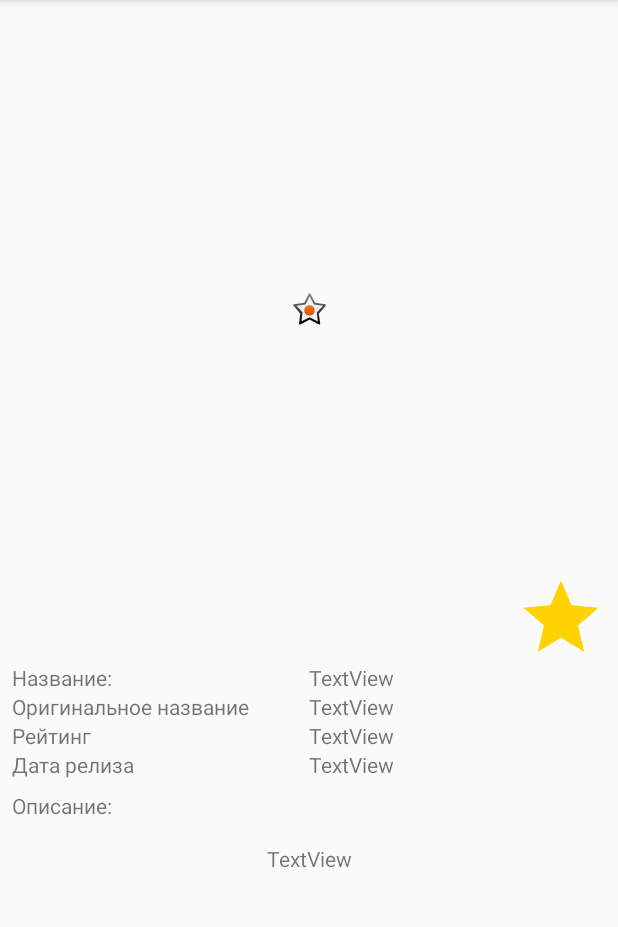
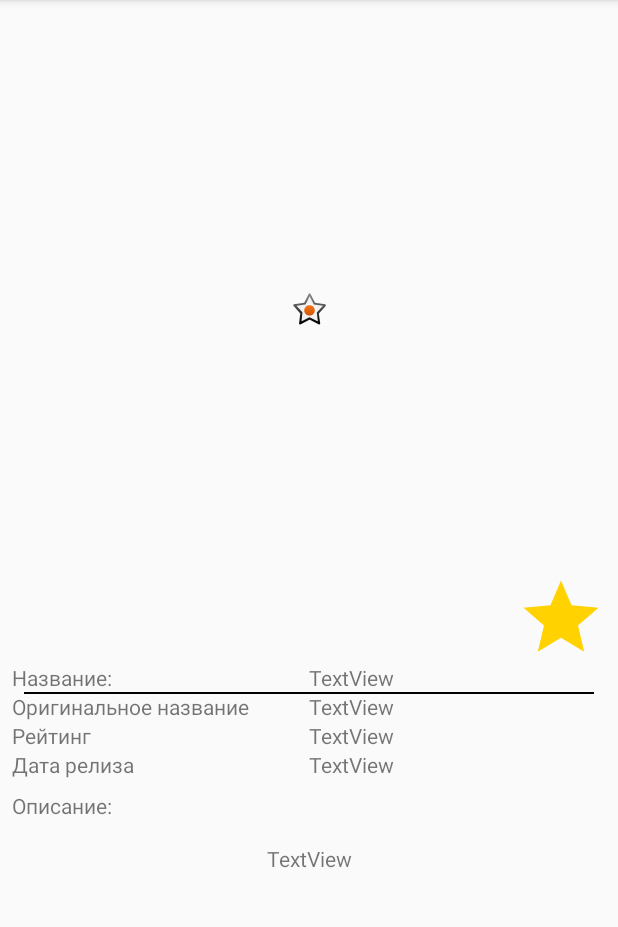
Before and after one commit to 2wiktor2/UdemyMyMovies2, an Android app: the ActivityDetail screen opened directly, with no data from a screen before it, on a phone screen of 412 x 824 dp, the part 84-1011 px from its top. Run offline under Robolectric (Android 15) with nearby library versions, the phone set to English and light mode, and no system bars; our stand-ins replace Picasso, Room's generated code; pictures from the network do not load; 1 statement that could not run was skipped.

```diff
--- a/app/src/main/java/com/wiktor/mymovies2/ActivityDetail.java
+++ b/app/src/main/java/com/wiktor/mymovies2/ActivityDetail.java
@@ -8,6 +8,7 @@ import android.view.MenuInflater;
 import android.view.MenuItem;
 import android.view.View;
 import android.widget.ImageView;
+import android.widget.ScrollView;
 import android.widget.TextView;
 import android.widget.Toast;
 
@@ -42,6 +43,8 @@ public class ActivityDetail extends AppCompatActivity {
     private TextView textViewReleaseDate;
     private TextView textViewOverview;
 
+    private ScrollView scrollViewInfo;
+
     private int id;
     private MainViewModel viewModel;
     private Movie movie;
@@ -52,6 +55,7 @@ public class ActivityDetail extends AppCompatActivity {
 
     private ReviewAdapter reviewAdapter;
     private TrailerAdapter trailerAdapter;
+
 
     @Override
     public boolean onCreateOptionsMenu(Menu menu) {
@@ -81,6 +85,8 @@ public class ActivityDetail extends AppCompatActivity {
     protected void onCreate(Bundle savedInstanceState) {
         super.onCreate(savedInstanceState);
         setContentView(R.layout.activity_detail);
+
+        scrollViewInfo = findViewById(R.id.scrollViewInfo);
 
         imageViewAddToFavourite = findViewById(R.id.imageViewAddToFavorite);
         imageViewBigPoster = findViewById(R.id.imageViewBigPoster);
@@ -140,6 +146,8 @@ public class ActivityDetail extends AppCompatActivity {
 
             trailerAdapter.setTrailers(trailers);
             reviewAdapter.setReviews(reviews);
+
+            scrollViewInfo.smoothScrollTo(0, 0);
         }
 
     }
--- a/app/src/main/java/com/wiktor/mymovies2/MainActivity.java
+++ b/app/src/main/java/com/wiktor/mymovies2/MainActivity.java
@@ -2,6 +2,7 @@ package com.wiktor.mymovies2;
 
 import android.content.Intent;
 import android.os.Bundle;
+import android.util.DisplayMetrics;
 import android.view.Menu;
 import android.view.MenuInflater;
 import android.view.MenuItem;
@@ -78,6 +79,15 @@ public class MainActivity extends AppCompatActivity implements LoaderManager.Loa
         return super.onOptionsItemSelected(item);
     }
 
+
+    //метод который расчитывает колличество колонок с фильмами в зависимости от ширины экрана
+    private int getColumnCount() {
+        DisplayMetrics displayMetrics = new DisplayMetrics();
+        getWindowManager().getDefaultDisplay().getMetrics(displayMetrics);
+        int width = (int) (displayMetrics.widthPixels / displayMetrics.density);
+        return Math.max(width / 185, 2);
+    }
+
     @Override
     protected void onCreate(Bundle savedInstanceState) {
         super.onCreate(savedInstanceState);
@@ -93,7 +103,7 @@ public class MainActivity extends AppCompatActivity implements LoaderManager.Loa
         textViewTopPopularity = findViewById(R.id.textViewPopularity);
 
         recyclerViewPosters = findViewById(R.id.recyclerViewPosters);
-        recyclerViewPosters.setLayoutManager(new GridLayoutManager(this, 2));
+        recyclerViewPosters.setLayoutManager(new GridLayoutManager(this, getColumnCount()));
         movieAdapter = new MovieAdapter();
         //Устанавливаем адаптер у RecyclerView
         recyclerViewPosters.setAdapter(movieAdapter);
--- /dev/null
+++ b/app/src/main/res/layout-land/activity_detail.xml
@@ -0,0 +1,52 @@
+<?xml version="1.0" encoding="utf-8"?>
+<androidx.constraintlayout.widget.ConstraintLayout xmlns:android="http://schemas.android.com/apk/res/android"
+    xmlns:app="http://schemas.android.com/apk/res-auto"
+    xmlns:tools="http://schemas.android.com/tools"
+    android:layout_width="match_parent"
+    android:layout_height="match_parent"
+    tools:context=".ActivityDetail">
+
+    <ImageView
+        android:id="@+id/imageViewBigPoster"
+        android:layout_width="wrap_content"
+        android:layout_height="0dp"
+        android:adjustViewBounds="true"
+        android:scaleType="centerInside"
+        app:layout_constraintBottom_toBottomOf="parent"
+        app:layout_constraintStart_toStartOf="parent"
+        app:layout_constraintTop_toTopOf="parent"
+        app:srcCompat="@android:drawable/star_on" />
+
+    <ImageView
+        android:id="@+id/imageViewAddToFavorite"
+        android:layout_width="@dimen/sizeOfStar"
+        android:layout_height="@dimen/sizeOfStar"
+        android:layout_margin="8dp"
+        android:layout_marginTop="16dp"
+        android:layout_marginEnd="16dp"
+        android:onClick="onClickChangeFavorite"
+        app:layout_constraintTop_toTopOf="parent"
+        app:layout_constraintEnd_toEndOf="@+id/imageViewBigPoster"
+        app:srcCompat="@drawable/ic_yellow_star_black_24dp" />
+
+    <ScrollView
+        android:id="@+id/scrollViewInfo"
+        android:layout_width="0dp"
+        android:layout_height="0dp"
+        app:layout_constraintBottom_toBottomOf="parent"
+        app:layout_constraintEnd_toEndOf="parent"
+        app:layout_constraintStart_toEndOf="@id/imageViewBigPoster"
+        app:layout_constraintTop_toTopOf="parent">
+
+        <include
+            android:id="@+id/movieInfo"
+            layout="@layout/movie_info"
+            android:layout_width="match_parent"
+            android:layout_height="wrap_content"
+            app:layout_constraintEnd_toEndOf="parent"
+            app:layout_constraintStart_toStartOf="parent"
+            app:layout_constraintTop_toBottomOf="@id/imageViewAddToFavorite" />
+
+    </ScrollView>
+
+</androidx.constraintlayout.widget.ConstraintLayout>
--- a/app/src/main/res/layout/activity_detail.xml
+++ b/app/src/main/res/layout/activity_detail.xml
@@ -3,6 +3,7 @@
 <ScrollView xmlns:android="http://schemas.android.com/apk/res/android"
     xmlns:app="http://schemas.android.com/apk/res-auto"
     xmlns:tools="http://schemas.android.com/tools"
+    android:id="@+id/scrollViewInfo"
     android:layout_width="match_parent"
     android:layout_height="match_parent"
     tools:context=".ActivityDetail">
@@ -22,105 +23,6 @@
             app:layout_constraintTop_toTopOf="parent"
             app:srcCompat="@android:drawable/star_on" />
 
-        <TextView
-            android:id="@+id/textViewOriginalTitle"
-            android:layout_width="0dp"
-            android:layout_height="wrap_content"
-            android:text="TextView"
-            app:layout_constraintEnd_toEndOf="parent"
-            app:layout_constraintStart_toStartOf="@+id/guidelineCenter"
-            app:layout_constraintTop_toBottomOf="@+id/textViewTitle" />
-
-
-        <TextView
-            android:id="@+id/textViewLabelTitle"
-            android:layout_width="wrap_content"
-            android:layout_height="wrap_content"
-            android:layout_marginStart="8dp"
-            android:text="Название:"
-            app:layout_constraintStart_toStartOf="parent"
-            app:layout_constraintTop_toBottomOf="@+id/imageViewAddToFavorite" />
-
-        <androidx.constraintlayout.widget.Guideline
-            android:id="@+id/guidelineCenter"
-            android:layout_width="wrap_content"
-            android:layout_height="wrap_content"
-            android:orientation="vertical"
-            app:layout_constraintGuide_percent="0.5" />
-
-        <TextView
-            android:id="@+id/textViewTitle"
-            android:layout_width="0dp"
-            android:layout_height="wrap_content"
-            android:text="TextView"
-            app:layout_constraintEnd_toEndOf="parent"
-            app:layout_constraintStart_toStartOf="@+id/guidelineCenter"
-            app:layout_constraintTop_toBottomOf="@+id/imageViewAddToFavorite" />
-
-        <TextView
-            android:id="@+id/textViewLabelOriginalTitle"
-            android:layout_width="wrap_content"
-            android:layout_height="wrap_content"
-            android:layout_marginStart="8dp"
-            android:text="Оригинальное название"
-            app:layout_constraintStart_toStartOf="parent"
-            app:layout_constraintTop_toBottomOf="@+id/textViewTitle" />
-
-        <TextView
-            android:id="@+id/textViewLabelRating"
-            android:layout_width="wrap_content"
-            android:layout_height="wrap_content"
-            android:layout_marginStart="8dp"
-            android:text="Рейтинг"
-            app:layout_constraintStart_toStartOf="parent"
-            app:layout_constraintTop_toBottomOf="@+id/textViewOriginalTitle" />
-
-        <TextView
-            android:id="@+id/textViewRating"
-            android:layout_width="0dp"
-            android:layout_height="wrap_content"
-            android:text="TextView"
-            app:layout_constraintEnd_toEndOf="parent"
-            app:layout_constraintStart_toStartOf="@+id/guidelineCenter"
-            app:layout_constraintTop_toBottomOf="@+id/textViewOriginalTitle" />
-
-        <TextView
-            android:id="@+id/textViewLabelReleaseDate"
-            android:layout_width="wrap_content"
-            android:layout_height="wrap_content"
-            android:layout_marginStart="8dp"
-            android:text="Дата релиза"
-            app:layout_constraintStart_toStartOf="parent"
-            app:layout_constraintTop_toBottomOf="@+id/textViewRating" />
-
-        <TextView
-            android:id="@+id/textViewReleaseDate"
-            android:layout_width="0dp"
-            android:layout_height="wrap_content"
-            android:text="TextView"
-            app:layout_constraintEnd_toEndOf="parent"
-            app:layout_constraintStart_toStartOf="@+id/guidelineCenter"
-            app:layout_constraintTop_toBottomOf="@+id/textViewRating" />
-
-        <TextView
-            android:layout_marginStart="8dp"
-            android:id="@+id/textViewLabelDescription"
-            android:layout_width="wrap_content"
-            android:layout_height="wrap_content"
-            android:layout_marginTop="8dp"
-            android:text="Описание:"
-            app:layout_constraintStart_toStartOf="parent"
-            app:layout_constraintTop_toBottomOf="@+id/textViewReleaseDate" />
-
-        <TextView
-            android:id="@+id/textViewOverView"
-            android:layout_width="wrap_content"
-            android:layout_height="wrap_content"
-            android:padding="16dp"
-            android:text="TextView"
-            app:layout_constraintEnd_toEndOf="parent"
-            app:layout_constraintStart_toStartOf="parent"
-            app:layout_constraintTop_toBottomOf="@+id/textViewLabelDescription" />
 
         <ImageView
             android:id="@+id/imageViewAddToFavorite"
@@ -134,23 +36,14 @@
             app:layout_constraintTop_toBottomOf="@+id/imageViewBigPoster"
             app:srcCompat="@drawable/ic_yellow_star_black_24dp" />
 
-        <androidx.recyclerview.widget.RecyclerView
-            android:id="@+id/recyclerViewTrailers"
+        <include
+            android:id="@+id/movieInfo"
+            layout="@layout/movie_info"
             android:layout_width="0dp"
-            android:nestedScrollingEnabled="false"
             android:layout_height="wrap_content"
-            app:layout_constraintLeft_toLeftOf="parent"
-            app:layout_constraintRight_toRightOf="parent"
-            app:layout_constraintTop_toBottomOf="@id/textViewOverView" />
-
-        <androidx.recyclerview.widget.RecyclerView
-            android:id="@+id/recyclerViewReviews"
-            android:layout_width="0dp"
-            android:nestedScrollingEnabled="false"
-            android:layout_height="wrap_content"
-            app:layout_constraintLeft_toLeftOf="parent"
-            app:layout_constraintRight_toRightOf="parent"
-            app:layout_constraintTop_toBottomOf="@id/recyclerViewTrailers" />
+            app:layout_constraintEnd_toEndOf="parent"
+            app:layout_constraintStart_toStartOf="parent"
+            app:layout_constraintTop_toBottomOf="@id/imageViewAddToFavorite" />
     </androidx.constraintlayout.widget.ConstraintLayout>
 
 </ScrollView>
--- /dev/null
+++ b/app/src/main/res/layout/movie_info.xml
@@ -0,0 +1,135 @@
+<?xml version="1.0" encoding="utf-8"?>
+<androidx.constraintlayout.widget.ConstraintLayout xmlns:android="http://schemas.android.com/apk/res/android"
+    xmlns:app="http://schemas.android.com/apk/res-auto"
+    android:layout_width="match_parent"
+    android:layout_height="match_parent">
+
+    <TextView
+        android:id="@+id/textViewOriginalTitle"
+        android:layout_width="0dp"
+        android:layout_height="wrap_content"
+        android:text="TextView"
+        app:layout_constraintEnd_toEndOf="parent"
+        app:layout_constraintStart_toStartOf="@+id/guidelineCenter"
+        app:layout_constraintTop_toBottomOf="@+id/textViewTitle" />
+
+    <TextView
+        android:id="@+id/textViewLabelTitle"
+        android:layout_width="wrap_content"
+        android:layout_height="wrap_content"
+        android:layout_marginStart="8dp"
+        android:text="Название:"
+        app:layout_constraintStart_toStartOf="parent"
+        app:layout_constraintTop_toTopOf="parent" />
+
+    <View
+        android:layout_width="0dp"
+        android:layout_height="1dp"
+        android:layout_marginHorizontal="16dp"
+        android:background="@android:color/black"
+        app:layout_constraintEnd_toEndOf="parent"
+        app:layout_constraintStart_toStartOf="parent"
+        app:layout_constraintTop_toBottomOf="@id/textViewLabelTitle" />
+
+    <androidx.constraintlayout.widget.Guideline
+        android:id="@+id/guidelineCenter"
+        android:layout_width="wrap_content"
+        android:layout_height="wrap_content"
+        android:orientation="vertical"
+        app:layout_constraintGuide_percent="0.5" />
+
+    <TextView
+        android:id="@+id/textViewTitle"
+        android:layout_width="0dp"
+        android:layout_height="wrap_content"
+        android:text="TextView"
+        app:layout_constraintEnd_toEndOf="parent"
+        app:layout_constraintStart_toStartOf="@+id/guidelineCenter"
+        app:layout_constraintTop_toTopOf="parent" />
+
+    <TextView
+        android:id="@+id/textViewLabelOriginalTitle"
+        android:layout_width="wrap_content"
+        android:layout_height="wrap_content"
+        android:layout_marginStart="8dp"
+        android:text="Оригинальное название"
+        app:layout_constraintStart_toStartOf="parent"
+        app:layout_constraintTop_toBottomOf="@+id/textViewTitle" />
+
+    <TextView
+        android:id="@+id/textViewLabelRating"
+        android:layout_width="wrap_content"
+        android:layout_height="wrap_content"
+        android:layout_marginStart="8dp"
+        android:text="Рейтинг"
+        app:layout_constraintStart_toStartOf="parent"
+        app:layout_constraintTop_toBottomOf="@+id/textViewOriginalTitle" />
+
+    <TextView
+        android:id="@+id/textViewRating"
+        android:layout_width="0dp"
+        android:layout_height="wrap_content"
+        android:text="TextView"
+        app:layout_constraintEnd_toEndOf="parent"
+        app:layout_constraintStart_toStartOf="@+id/guidelineCenter"
+        app:layout_constraintTop_toBottomOf="@+id/textViewOriginalTitle" />
+
+    <TextView
+        android:id="@+id/textViewLabelReleaseDate"
+        android:layout_width="wrap_content"
+        android:layout_height="wrap_content"
+        android:layout_marginStart="8dp"
+        android:text="Дата релиза"
+        app:layout_constraintStart_toStartOf="parent"
+        app:layout_constraintTop_toBottomOf="@+id/textViewRating" />
+
+    <TextView
+        android:id="@+id/textViewReleaseDate"
+        android:layout_width="0dp"
+        android:layout_height="wrap_content"
+        android:text="TextView"
+        app:layout_constraintEnd_toEndOf="parent"
+        app:layout_constraintStart_toStartOf="@+id/guidelineCenter"
+        app:layout_constraintTop_toBottomOf="@+id/textViewRating" />
+
+    <TextView
+        android:id="@+id/textViewLabelDescription"
+        android:layout_width="wrap_content"
+        android:layout_height="wrap_content"
+        android:layout_marginStart="8dp"
+        android:layout_marginTop="8dp"
+        android:text="Описание:"
+        app:layout_constraintStart_toStartOf="parent"
+        app:layout_constraintTop_toBottomOf="@+id/textViewReleaseDate" />
+
+    <TextView
+        android:id="@+id/textViewOverView"
+        android:layout_width="wrap_content"
+        android:layout_height="wrap_content"
+        android:padding="16dp"
+        android:text="TextView"
+        app:layout_constraintEnd_toEndOf="parent"
+        app:layout_constraintStart_toStartOf="parent"
+        app:layout_constraintTop_toBottomOf="@+id/textViewLabelDescription" />
+
+
+    <androidx.recyclerview.widget.RecyclerView
+        android:id="@+id/recyclerViewTrailers"
+        android:layout_width="0dp"
+        android:layout_height="wrap_content"
+        android:nestedScrollingEnabled="false"
+        app:layout_constraintLeft_toLeftOf="parent"
+        app:layout_constraintRight_toRightOf="parent"
+        app:layout_constraintTop_toBottomOf="@id/textViewOverView" />
+
+    <androidx.recyclerview.widget.RecyclerView
+        android:id="@+id/recyclerViewReviews"
+        android:layout_width="0dp"
+        android:layout_height="wrap_content"
+        android:nestedScrollingEnabled="false"
+        app:layout_constraintLeft_toLeftOf="parent"
+        app:layout_constraintRight_toRightOf="parent"
+        app:layout_constraintTop_toBottomOf="@id/recyclerViewTrailers" />
+
+
+</androidx.constraintlayout.widget.ConstraintLayout>
```
Lines whose indentation alone changed are shown as unchanged.
